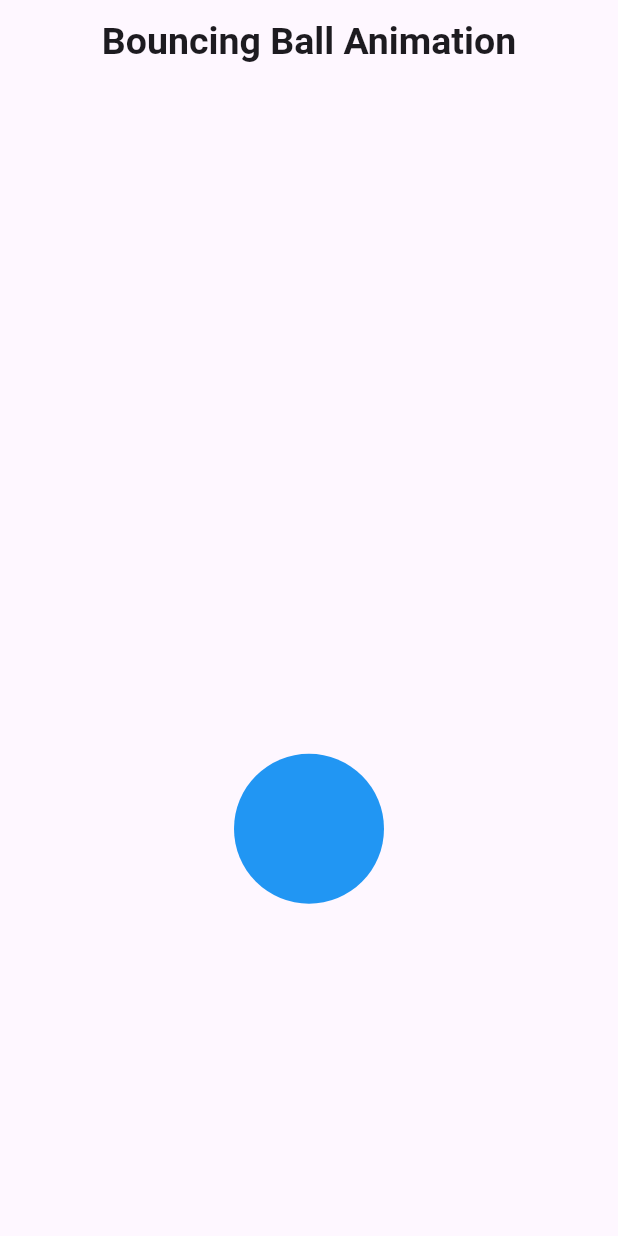
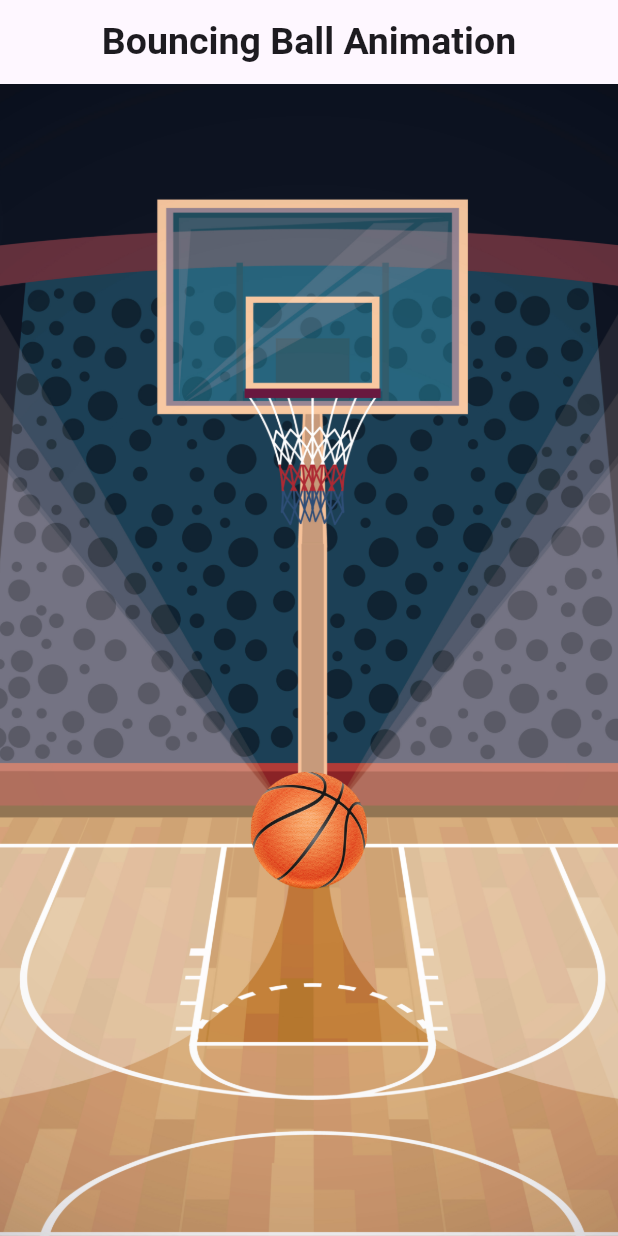
Before and after one commit to dretoba91/flutter_animation_projects, a Flutter app: the screen it shows after launch, on a phone screen of 412 x 824 dp. Run offline on Flutter 3.47's test engine with Material 3 defaults, Android fonts, the phone set to English and light mode, and no system bars.

Commit message:
bouncing animation using Tweens in flutter

```diff
--- a/lib/explicit_animation/bouncing_ball_animation.dart
+++ b/lib/explicit_animation/bouncing_ball_animation.dart
@@ -13,7 +13,6 @@ class _BouncingBallAnimationState extends State<BouncingBallAnimation>
     with SingleTickerProviderStateMixin {
   late AnimationController controller;
   late Animation<double> positionAnimation;
-
 
   @override
   void initState() {
@@ -38,7 +37,6 @@ class _BouncingBallAnimationState extends State<BouncingBallAnimation>
       });
 
     controller.forward();
-
   }
 
   @override
@@ -62,6 +60,15 @@ class _BouncingBallAnimationState extends State<BouncingBallAnimation>
         centerTitle: true,
       ),
       body: SafeArea(
+        child: Container(
+          decoration: const BoxDecoration(
+            image: DecorationImage(
+              image: AssetImage(
+                'assets/images/bb_court.jpg',
+              ),
+              fit: BoxFit.cover,
+            ),
+          ),
           child: Center(
             child: AnimatedBuilder(
                 animation: controller,
@@ -69,17 +76,17 @@ class _BouncingBallAnimationState extends State<BouncingBallAnimation>
                   return Container(
                     width: 100,
                     height: 100,
-                  decoration: const BoxDecoration(
-                    color: Colors.blue,
-                    shape: BoxShape.circle,
-                  ),
                     transform: Matrix4.translationValues(
                       0,
                       positionAnimation.value,
                       0,
                     ),
+                    child: Image.asset(
+                      'assets/images/bb.png',
+                    ),
                   );
                 }),
+          ),
         ),
       ),
     );
--- a/lib/main.dart
+++ b/lib/main.dart
@@ -13,6 +13,7 @@ class MyApp extends StatelessWidget {
   Widget build(BuildContext context) {
     return MaterialApp(
       title: 'Flutter Demo',
+      debugShowCheckedModeBanner: false,
       theme: ThemeData(
         colorScheme: ColorScheme.fromSeed(seedColor: Colors.deepPurple),
         useMaterial3: true,
--- a/pubspec.yaml
+++ b/pubspec.yaml
@@ -59,9 +59,8 @@ flutter:
   uses-material-design: true
 
   # To add assets to your application, add an assets section, like this:
-  # assets:
-  #   - images/a_dot_burr.jpeg
-  #   - images/a_dot_ham.jpeg
+  assets:
+    - assets/images/
 
   # An image asset can refer to one or more resolution-specific "variants", see
   # https://flutter.dev/assets-and-images/#resolution-aware
```
Also changed, not shown: assets/images/basketball.jpeg (added), assets/images/bb.png (added), assets/images/bb_court.jpg (added), assets/images/court.jpeg (added). Lines whose indentation alone changed are shown as unchanged.
